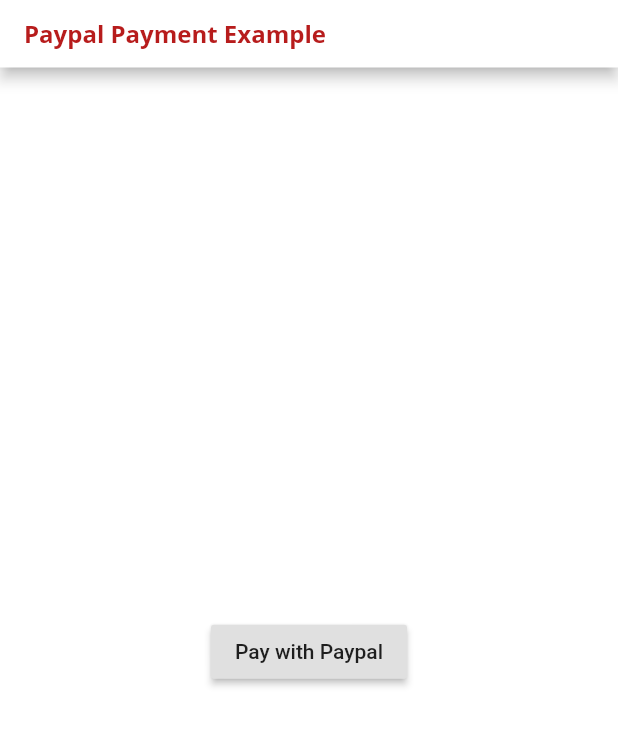
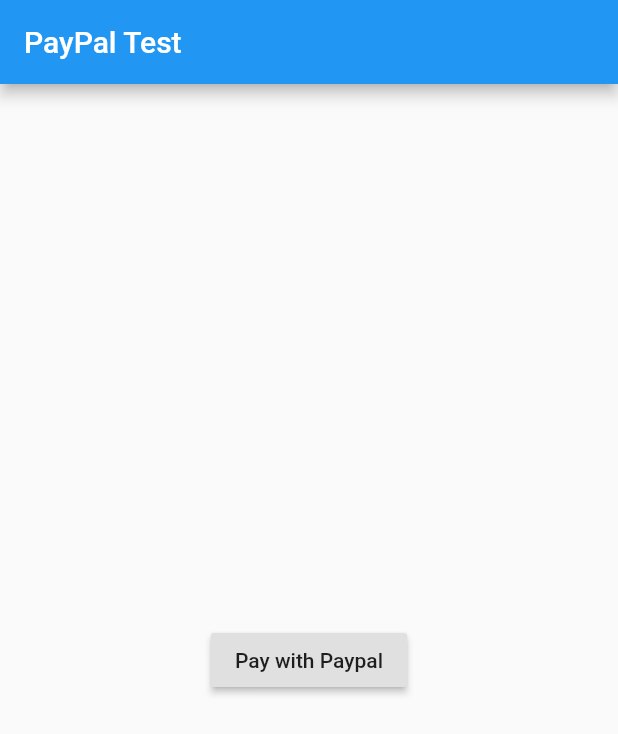
Before and after one commit to anoochit/flutter_paypal, a Flutter app: the screen it shows after launch, on a phone screen of 412 x 824 dp. Shown: the top 734 px of the screen. Run offline on Flutter 3.47's test engine with Material 2 defaults, Android fonts, the phone set to English and light mode, and no system bars; our stand-ins replace webview_flutter; missing offline and left inert: http_auth; Roboto replaces fonts that are missing (Open Sans).

Commit message:
clean code

```diff
--- a/lib/main.dart
+++ b/lib/main.dart
@@ -1,3 +1,5 @@
+import 'dart:developer';
+
 import 'package:flutter/material.dart';
 import 'package:paypal_webview/services/paypal_payment.dart';
 
@@ -28,7 +30,6 @@
 }
 
 class _HomePageState extends State<HomePage> {
-  TextStyle style = TextStyle(fontFamily: 'Open Sans', fontSize: 15.0);
   final GlobalKey<ScaffoldState> _scaffoldKey = new GlobalKey<ScaffoldState>();
 
   @override
@@ -36,44 +37,20 @@
     return MaterialApp(
         debugShowCheckedModeBanner: false,
         home: new Scaffold(
-          backgroundColor: Colors.transparent,
             key: _scaffoldKey,
-          appBar: PreferredSize(
-            preferredSize: Size.fromHeight(45.0),
-            child: new AppBar(
-              backgroundColor: Colors.white,
-              title: Column(
-                mainAxisAlignment: MainAxisAlignment.center,
-                children: [
-                  Text(
-                    'Paypal Payment Example',
-                    style: TextStyle(
-                        fontSize: 16.0,
-                        color: Colors.red[900],
-                        fontWeight: FontWeight.bold,
-                        fontFamily: 'Open Sans'),
+            appBar: AppBar(
+              title: Text("PayPal Test"),
             ),
-                ],
-              ),
-            ),
-          ),
-          body: Container(
-              width: MediaQuery.of(context).size.width,
-              child: Container(
-                child: Column(
-                  crossAxisAlignment: CrossAxisAlignment.center,
-                  mainAxisAlignment: MainAxisAlignment.center,
-                  children: <Widget>[
-                    RaisedButton(
+            body: Center(
+              child: RaisedButton(
                 onPressed: () {
                   // make PayPal payment
-
                   Navigator.of(context).push(
                     MaterialPageRoute(
                       builder: (BuildContext context) => PaypalPayment(
                         onFinish: (number) async {
                           // payment done
-                                print('order id: ' + number);
+                          log('order id: ' + number);
                         },
                       ),
                     ),
@@ -84,9 +61,6 @@
                   textAlign: TextAlign.center,
                 ),
               ),
-                  ],
-                ),
-              )),
-        ));
+            )));
   }
 }
--- a/lib/services/paypal_services.dart
+++ b/lib/services/paypal_services.dart
@@ -9,9 +9,9 @@
 
   // change clientId and secret with your own, provided by paypal
   String clientId =
-      'Ab4vS4vmfQFgUuQMH49F9Uy3L1FdNHtfGrASCyjNijm_EkHWCFM96ex0la-YFbwavw41R3rTKU3k_Bbm';
+      'AfMdYojEv4Ur7jh47e8dW2cYadXfhF_lW46nsufX2CY5u_SDYAz_gxGlz6hV02038px2tuHZ7VPrl2Wx';
   String secret =
-      'EDjvPfYgTYqdYWR2BfOiBW4dz_jeeuadqH7Z98pZMDvY33PcViiooqYFWVPFSGbfKBfNOb3LnroSI1hv';
+      'EDuufmXwaHtS69s59pMwQNGB0YwXI4tCqAR4hgv-LNLRXzNq30Q5b9gdmDP8Kre9OjVoBhX0upu-EJFY';
 
   // for getting the access token from Paypal
   Future<String> getAccessToken() async {
```
Also changed, not shown: lib/services/paypal_payment.dart (+12 -12 lines), 1 other file. Lines whose indentation alone changed are shown as unchanged.
